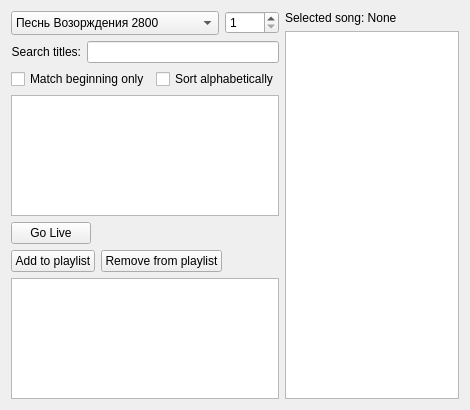
The window that src/songwidget.ui (SoftProjector/src) describes before a commit, drawn with Qt 5.
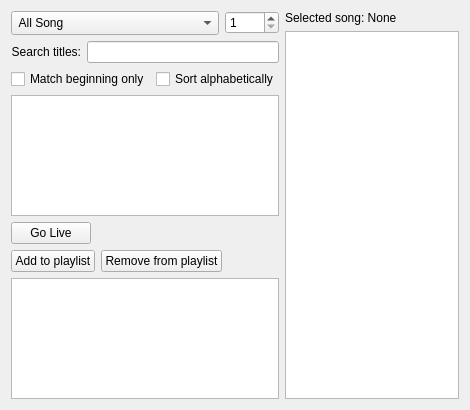
The same window after the commit.

Commit message: Changed how sbornik titles are loaded and sorted

```diff
--- a/src/songwidget.ui
+++ b/src/songwidget.ui
@@ -41,6 +41,11 @@
          <property name="duplicatesEnabled">
           <bool>true</bool>
          </property>
+         <item>
+          <property name="text">
+           <string> All Song</string>
+          </property>
+         </item>
          <item>
           <property name="text">
            <string>Песнь Возорждения 2800</string>
```
Left out of the diff: 5 changed lines with no effect on the pictures. The commit also changes 2 other files.
